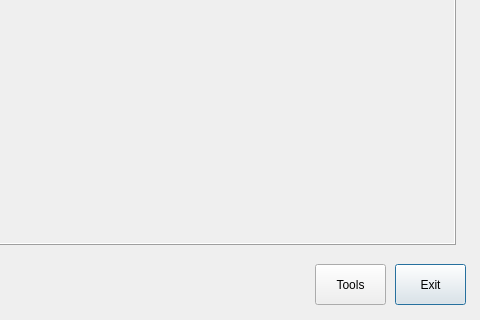
Before: the Qt Designer form gui/QAgui.ui in adamazoulay/ITkTrackingGUI, drawn with Qt 5; both pictures show x 325 to 805 and y 296 to 616 of the 805 by 616 pixel window.
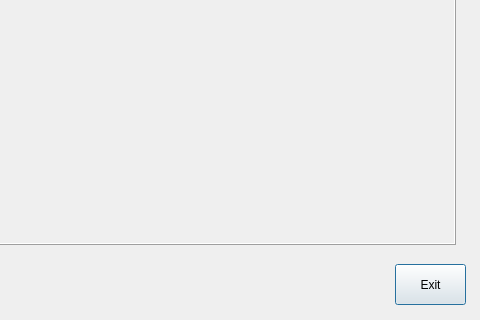
After: the same form once the commit is applied.

Commit message: Updated gui to include welcomewindow. Not working

```diff
--- a/gui/QAgui.ui
+++ b/gui/QAgui.ui
@@ -13,6 +13,9 @@
   <property name="windowTitle">
    <string>Wirebond Recorder</string>
   </property>
+  <property name="sizeGripEnabled">
+   <bool>false</bool>
+  </property>
   <widget class="QPushButton" name="qButton">
    <property name="geometry">
     <rect>
@@ -59,19 +62,6 @@
     </font>
    </property>
   </widget>
-  <widget class="QPushButton" name="pushButton_4">
-   <property name="geometry">
-    <rect>
-     <x>640</x>
-     <y>560</y>
-     <width>71</width>
-     <height>41</height>
-    </rect>
-   </property>
-   <property name="text">
-    <string>Tools</string>
-   </property>
-  </widget>
   <widget class="QPushButton" name="pushButton_5">
    <property name="geometry">
     <rect>
```
Left out of the diff: 4 changed lines with no effect on the pictures. The commit also changes 5 other files.
